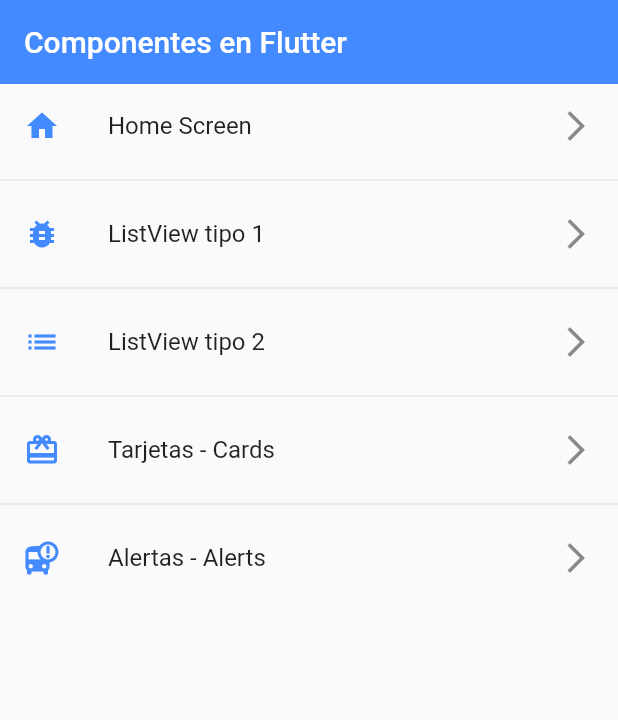
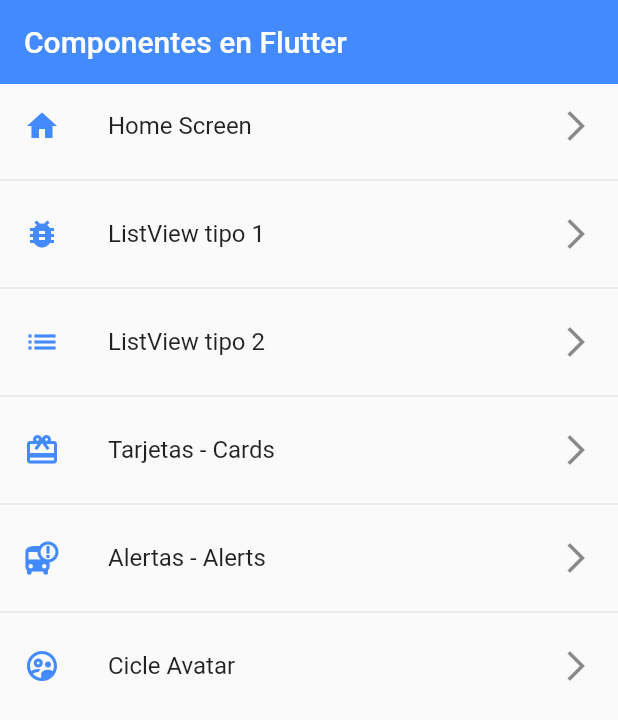
Before and after one commit to Amalip/FlutterComponents, a Flutter app: the screen it shows after launch, on a phone screen of 412 x 824 dp. Shown: the top 720 px of the screen. Run offline on Flutter 3.47's test engine with Material 2 defaults, Android fonts, the phone set to English and light mode, and no system bars.

Commit message:
Circle Avatar

```diff
--- a/lib/router/app_routes.dart
+++ b/lib/router/app_routes.dart
@@ -31,6 +31,11 @@ class AppRoutes {
         icon: Icons.bus_alert,
         name: "Alertas - Alerts",
         screen: const AlertScreen()),
+    MenuOption(
+        route: 'avatarView',
+        icon: Icons.supervised_user_circle_outlined,
+        name: "Cicle Avatar",
+        screen: const AvatarScreen()),
   ];
 
   static Map<String, Widget Function(BuildContext)> getAppRoutes() {
--- a/lib/screens/screens.dart
+++ b/lib/screens/screens.dart
@@ -1,4 +1,5 @@
 export 'package:flutter_components/screens/alert_screen.dart';
+export 'package:flutter_components/screens/avatar_screen.dart';
 export 'package:flutter_components/screens/card_screen.dart';
 export 'package:flutter_components/screens/home_screen.dart';
 export 'package:flutter_components/screens/listview1_screen.dart';
```
Also changed, not shown: lib/screens/avatar_screen.dart (added, +30 -0 lines).
